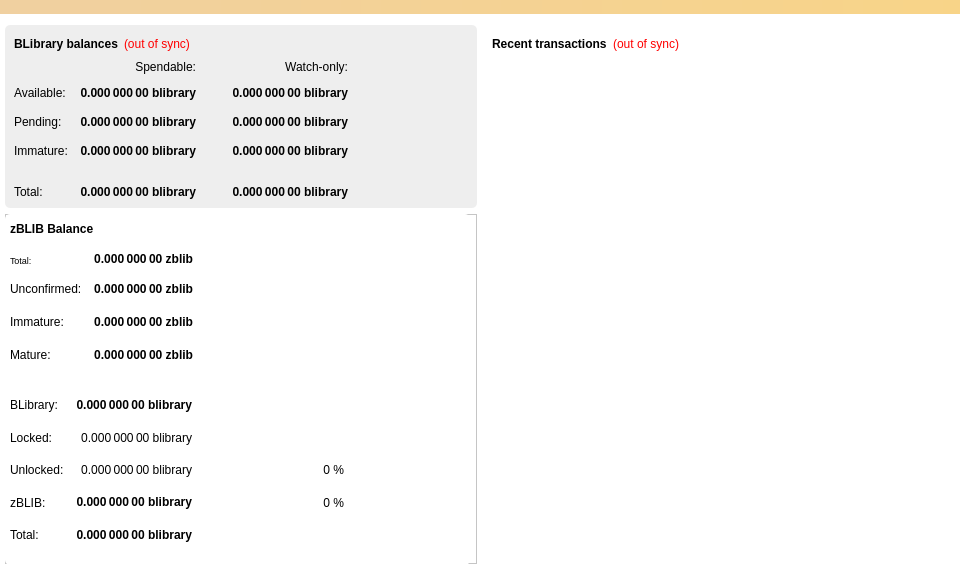
Above: src/qt/forms/overviewpage.ui from blockchain-library/BLibraryCore before the change. Below: the same form after it.
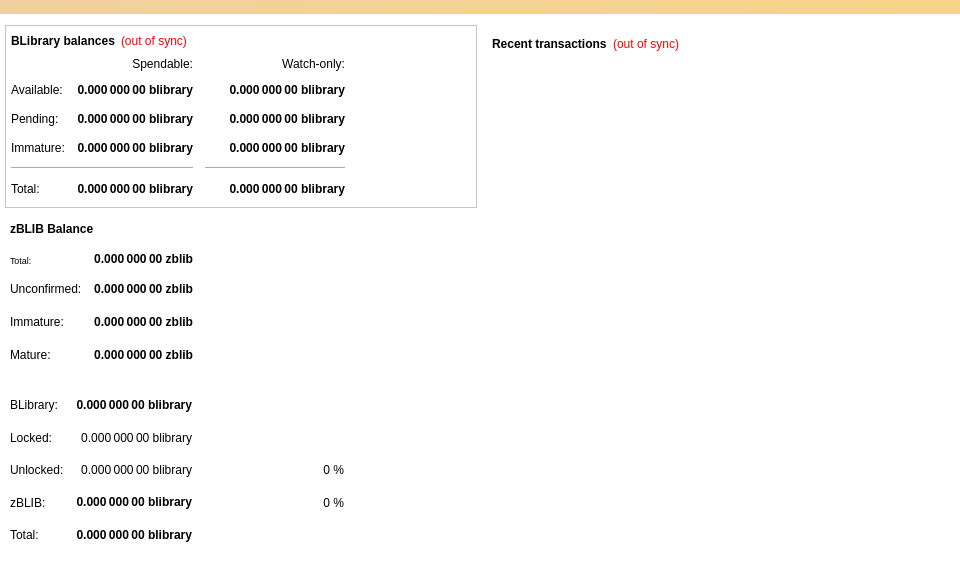
That is the form after the change.

The edit to the form file:
```diff
--- a/src/qt/forms/overviewpage.ui
+++ b/src/qt/forms/overviewpage.ui
@@ -69,11 +69,6 @@
       <layout class="QVBoxLayout" name="verticalLayout_2">
        <item>
         <widget class="QFrame" name="frame">
-         <property name="styleSheet">
-          <string notr="true">background-color: #eee;
-border-radius: 5px;
-</string>
-         </property>
          <property name="frameShape">
           <enum>QFrame::StyledPanel</enum>
          </property>
@@ -81,6 +76,18 @@
           <enum>QFrame::Raised</enum>
          </property>
          <layout class="QVBoxLayout" name="verticalLayout_4">
+          <property name="leftMargin">
+           <number>5</number>
+          </property>
+          <property name="topMargin">
+           <number>5</number>
+          </property>
+          <property name="rightMargin">
+           <number>5</number>
+          </property>
+          <property name="bottomMargin">
+           <number>5</number>
+          </property>
           <item>
            <layout class="QHBoxLayout" name="horizontalLayout_4">
             <item>
@@ -455,7 +462,8 @@
           <enum>Qt::LeftToRight</enum>
          </property>
          <property name="styleSheet">
-          <string notr="true"/>
+          <string notr="true">background-color: #fff;
+border-radius: 5px;</string>
          </property>
          <property name="frameShape">
           <enum>QFrame::StyledPanel</enum>
```
